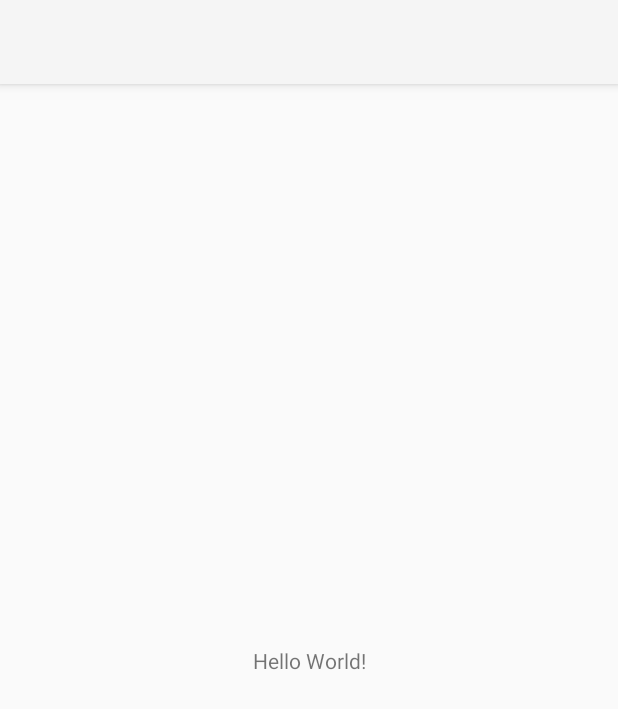
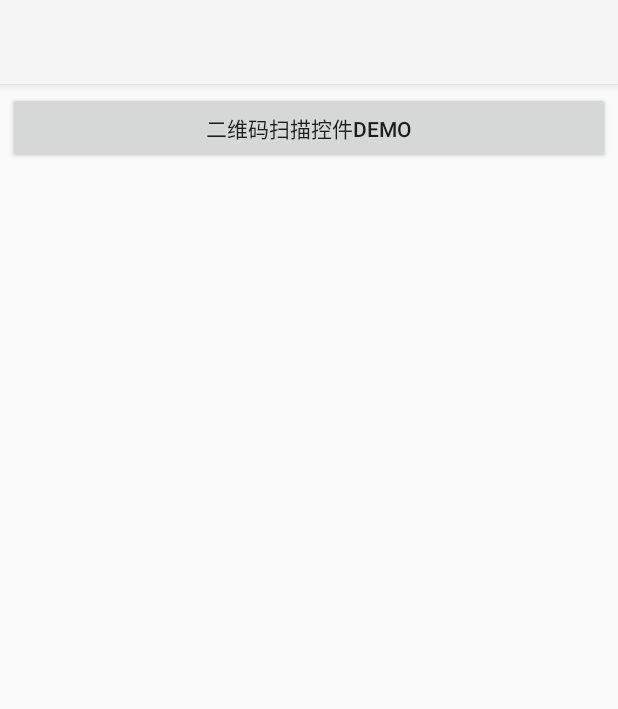
Before and after one commit to xuyanjiaoa/BaseDemo, an Android app: the screen it shows after launch (MainActivity), on a phone screen of 412 x 824 dp. Shown: the top 709 px of the screen. Run offline under Robolectric (Android 15) with nearby library versions, the phone set to English and light mode, and no system bars.

Commit message:
增加扫描控件示例demo

```diff
--- a/app/src/main/AndroidManifest.xml
+++ b/app/src/main/AndroidManifest.xml
@@ -16,6 +16,7 @@
                 <category android:name="android.intent.category.LAUNCHER" />
             </intent-filter>
         </activity>
+        <activity android:name=".ScanBarViewDemoActivity" />
     </application>
 
 </manifest>
--- a/app/src/main/java/com/emp/yjy/basedemo/MainActivity.java
+++ b/app/src/main/java/com/emp/yjy/basedemo/MainActivity.java
@@ -2,13 +2,59 @@ package com.emp.yjy.basedemo;
 
 import androidx.appcompat.app.AppCompatActivity;
 
+import android.app.Activity;
+import android.content.Intent;
 import android.os.Bundle;
+import android.view.View;
+import android.widget.Button;
 
-public class MainActivity extends AppCompatActivity {
+import com.emp.yjy.baselib.base.BaseActivity;
+
+/**
+ * 使用示例
+ *
+ * @author SZ02204
+ */
+public class MainActivity extends BaseActivity implements View.OnClickListener {
+    private Button mBtnScanViewDemo;
 
     @Override
-    protected void onCreate(Bundle savedInstanceState) {
-        super.onCreate(savedInstanceState);
-        setContentView(R.layout.activity_main);
+    protected void initData() {
+
+    }
+
+    @Override
+    protected int layoutId() {
+        return R.layout.activity_main;
+    }
+
+    @Override
+    protected void initListener() {
+        super.initListener();
+        mBtnScanViewDemo.setOnClickListener(this::onClick);
+
+    }
+
+    @Override
+    protected void initView() {
+        mBtnScanViewDemo = findViewById(R.id.btn_scan_bar_view_demo);
+    }
+
+    @Override
+    public void onClick(View v) {
+        int id = v.getId();
+        switch (id) {
+            case R.id.btn_scan_bar_view_demo:
+                jumpToActivity(ScanBarViewDemoActivity.class);
+                break;
+            default:
+                break;
+        }
+    }
+
+
+    private void jumpToActivity(Class<? extends Activity> activityClass) {
+        Intent intent = new Intent(this,activityClass);
+        startActivity(intent);
     }
 }
--- a/app/src/main/res/layout/activity_main.xml
+++ b/app/src/main/res/layout/activity_main.xml
@@ -1,18 +1,27 @@
 <?xml version="1.0" encoding="utf-8"?>
-<androidx.constraintlayout.widget.ConstraintLayout xmlns:android="http://schemas.android.com/apk/res/android"
+<androidx.core.widget.NestedScrollView xmlns:android="http://schemas.android.com/apk/res/android"
     xmlns:app="http://schemas.android.com/apk/res-auto"
     xmlns:tools="http://schemas.android.com/tools"
     android:layout_width="match_parent"
     android:layout_height="match_parent"
     tools:context=".MainActivity">
 
-    <TextView
-        android:layout_width="wrap_content"
-        android:layout_height="wrap_content"
-        android:text="Hello World!"
-        app:layout_constraintBottom_toBottomOf="parent"
-        app:layout_constraintLeft_toLeftOf="parent"
-        app:layout_constraintRight_toRightOf="parent"
-        app:layout_constraintTop_toTopOf="parent" />
+   <LinearLayout
+       android:layout_width="match_parent"
+       android:layout_height="wrap_content"
+       android:orientation="vertical">
 
-</androidx.constraintlayout.widget.ConstraintLayout>
+       <Button
+           android:text="二维码扫描控件Demo"
+           android:id="@+id/btn_scan_bar_view_demo"
+           android:layout_width="match_parent"
+           android:layout_margin="5dp"
+           android:layout_height="wrap_content" />
+
+
+
+
+
+   </LinearLayout>
+
+</androidx.core.widget.NestedScrollView>
--- /dev/null
+++ b/app/src/main/res/values/ids.xml
@@ -0,0 +1,4 @@
+<?xml version="1.0" encoding="utf-8"?>
+<resources>
+    <item name="btn_scan_bar_view_demo" type="id" />
+</resources>
```
Also changed, not shown: app/src/main/java/com/emp/yjy/basedemo/ScanBarViewDemoActivity.java (added, +75 -0 lines), app/src/main/res/layout/activity_scanbar_view_demo.xml (added, +24 -0 lines).
